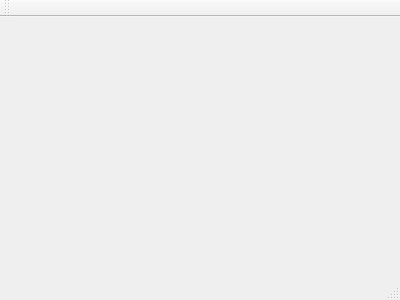
Above: mainwindow.ui from FlorentE96/Projet-additive-synth before the change. Below: the same form after it.
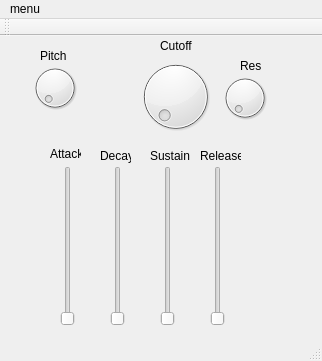
That is the form after the change.

Commit message: Real time filters working

The edit to the form file:
```diff
--- a/mainwindow.ui
+++ b/mainwindow.ui
@@ -1,24 +1,233 @@
 <ui version="4.0">
  <class>MainWindow</class>
- <widget class="QMainWindow" name="MainWindow" >
-  <property name="geometry" >
+ <widget class="QMainWindow" name="MainWindow">
+  <property name="geometry">
    <rect>
     <x>0</x>
     <y>0</y>
-    <width>400</width>
-    <height>300</height>
+    <width>322</width>
+    <height>361</height>
    </rect>
   </property>
   <property name="windowTitle" >
    <string>MainWindow</string>
   </property>
-  <widget class="QMenuBar" name="menuBar" />
-  <widget class="QToolBar" name="mainToolBar" />
-  <widget class="QWidget" name="centralWidget" />
-  <widget class="QStatusBar" name="statusBar" />
+  <widget class="QWidget" name="centralWidget">
+   <widget class="QSlider" name="attackSlider">
+    <property name="geometry">
+     <rect>
+      <x>60</x>
+      <y>130</y>
+      <width>16</width>
+      <height>160</height>
+     </rect>
+    </property>
+    <property name="orientation">
+     <enum>Qt::Vertical</enum>
+    </property>
+   </widget>
+   <widget class="QSlider" name="decaySlider">
+    <property name="geometry">
+     <rect>
+      <x>110</x>
+      <y>130</y>
+      <width>16</width>
+      <height>160</height>
+     </rect>
+    </property>
+    <property name="orientation">
+     <enum>Qt::Vertical</enum>
+    </property>
+   </widget>
+   <widget class="QSlider" name="releaseSlider">
+    <property name="geometry">
+     <rect>
+      <x>210</x>
+      <y>130</y>
+      <width>16</width>
+      <height>160</height>
+     </rect>
+    </property>
+    <property name="orientation">
+     <enum>Qt::Vertical</enum>
+    </property>
+   </widget>
+   <widget class="QSlider" name="sustainSlider">
+    <property name="geometry">
+     <rect>
+      <x>160</x>
+      <y>130</y>
+      <width>16</width>
+      <height>160</height>
+     </rect>
+    </property>
+    <property name="orientation">
+     <enum>Qt::Vertical</enum>
+    </property>
+   </widget>
+   <widget class="QDial" name="filterCutoffDial">
+    <property name="geometry">
+     <rect>
+      <x>130</x>
+      <y>20</y>
+      <width>91</width>
+      <height>81</height>
+     </rect>
+    </property>
+   </widget>
+   <widget class="QDial" name="filterQDial">
+    <property name="geometry">
+     <rect>
+      <x>220</x>
+      <y>30</y>
+      <width>50</width>
+      <height>64</height>
+     </rect>
+    </property>
+   </widget>
+   <widget class="QDial" name="oscPitchDial">
+    <property name="geometry">
+     <rect>
+      <x>30</x>
+      <y>20</y>
+      <width>50</width>
+      <height>64</height>
+     </rect>
+    </property>
+   </widget>
+   <widget class="QLabel" name="label">
+    <property name="geometry">
+     <rect>
+      <x>50</x>
+      <y>110</y>
+      <width>31</width>
+      <height>16</height>
+     </rect>
+    </property>
+    <property name="text">
+     <string>Attack</string>
+    </property>
+   </widget>
+   <widget class="QLabel" name="label_2">
+    <property name="geometry">
+     <rect>
+      <x>100</x>
+      <y>110</y>
+      <width>31</width>
+      <height>20</height>
+     </rect>
+    </property>
+    <property name="text">
+     <string>Decay</string>
+    </property>
+   </widget>
+   <widget class="QLabel" name="label_3">
+    <property name="geometry">
+     <rect>
+      <x>150</x>
+      <y>110</y>
+      <width>41</width>
+      <height>20</height>
+     </rect>
+    </property>
+    <property name="text">
+     <string>Sustain</string>
+    </property>
+   </widget>
+   <widget class="QLabel" name="label_4">
+    <property name="geometry">
+     <rect>
+      <x>200</x>
+      <y>110</y>
+      <width>41</width>
+      <height>20</height>
+     </rect>
+    </property>
+    <property name="text">
+     <string>Release</string>
+    </property>
+   </widget>
+   <widget class="QLabel" name="label_5">
+    <property name="geometry">
+     <rect>
+      <x>160</x>
+      <y>0</y>
+      <width>41</width>
+      <height>20</height>
+     </rect>
+    </property>
+    <property name="text">
+     <string>Cutoff</string>
+    </property>
+   </widget>
+   <widget class="QLabel" name="label_6">
+    <property name="geometry">
+     <rect>
+      <x>240</x>
+      <y>20</y>
+      <width>21</width>
+      <height>20</height>
+     </rect>
+    </property>
+    <property name="text">
+     <string>Res</string>
+    </property>
+   </widget>
+   <widget class="QLabel" name="label_7">
+    <property name="geometry">
+     <rect>
+      <x>40</x>
+      <y>10</y>
+      <width>41</width>
+      <height>20</height>
+     </rect>
+    </property>
+    <property name="text">
+     <string>Pitch</string>
+    </property>
+   </widget>
+  </widget>
+  <widget class="QMenuBar" name="menuBar">
+   <property name="geometry">
+    <rect>
+     <x>0</x>
+     <y>0</y>
+     <width>322</width>
+     <height>20</height>
+    </rect>
+   </property>
+   <widget class="QMenu" name="menuMega_Synth_v0_1">
+    <property name="title">
+     <string>menu</string>
+    </property>
+    <widget class="QMenu" name="menuPresets">
+     <property name="title">
+      <string>Presets</string>
+     </property>
+     <addaction name="separator"/>
+     <addaction name="separator"/>
+     <addaction name="actionEnregistrer"/>
+    </widget>
+    <addaction name="menuPresets"/>
+   </widget>
+   <addaction name="menuMega_Synth_v0_1"/>
+  </widget>
+  <widget class="QToolBar" name="mainToolBar">
+   <attribute name="toolBarArea">
+    <enum>TopToolBarArea</enum>
+   </attribute>
+   <attribute name="toolBarBreak">
+    <bool>false</bool>
+   </attribute>
+  </widget>
+  <widget class="QStatusBar" name="statusBar"/>
+  <action name="actionEnregistrer">
+   <property name="text">
+    <string>Enregistrer</string>
+   </property>
+  </action>
  </widget>
- <layoutDefault spacing="6" margin="11" />
- <pixmapfunction></pixmapfunction>
+ <layoutdefault spacing="6" margin="11"/>
  <resources/>
  <connections/>
 </ui>
```
Left out of the diff: 3 changed lines with no effect on the pictures. The commit also changes 10 other files.
